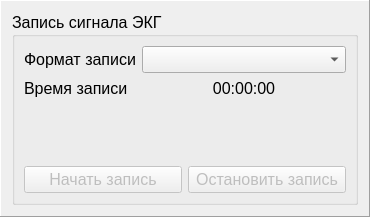
Above: resources/frm_online_control_recording.ui from mcsltd/mcs-inRat-monitor before the change. Below: the same form after it.
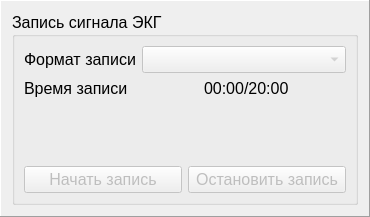
That is the form after the change.

Commit message: feature: show recording time

Patch:
```diff
--- a/resources/frm_online_control_recording.ui
+++ b/resources/frm_online_control_recording.ui
@@ -61,6 +61,9 @@
           </item>
           <item row="0" column="1">
            <widget class="QComboBox" name="comboBoxFormat">
+            <property name="enabled">
+             <bool>false</bool>
+            </property>
             <property name="sizePolicy">
              <sizepolicy hsizetype="Preferred" vsizetype="Minimum">
               <horstretch>0</horstretch>
@@ -87,19 +90,28 @@
            </widget>
           </item>
           <item row="1" column="1">
-           <widget class="QLabel" name="labelRTValue">
-            <property name="font">
-             <font>
-              <pointsize>12</pointsize>
-             </font>
+           <layout class="QHBoxLayout" name="horizontalLayout_2">
+            <property name="spacing">
+             <number>0</number>
             </property>
+            <item>
+             <widget class="QLabel" name="labelRecordingTime">
             <property name="text">
-             <string>00:00:00</string>
+               <string>00:00</string>
             </property>
             <property name="alignment">
-             <set>Qt::AlignmentFlag::AlignCenter</set>
-            </property>
-           </widget>
+               <set>Qt::AlignmentFlag::AlignRight|Qt::AlignmentFlag::AlignTrailing|Qt::AlignmentFlag::AlignVCenter</set>
+              </property>
+             </widget>
+            </item>
+            <item>
+             <widget class="QLabel" name="labelMaxRecordingTime">
+              <property name="text">
+               <string>/20:00</string>
+              </property>
+             </widget>
+            </item>
+           </layout>
           </item>
          </layout>
         </item>
```
Lines whose indentation alone changed are shown as unchanged. The commit also changes 3 other files.
